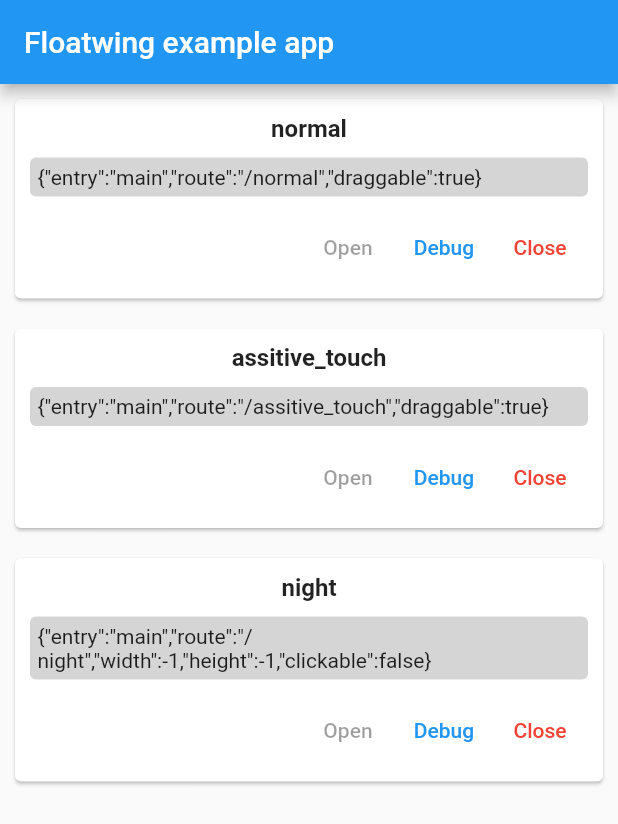
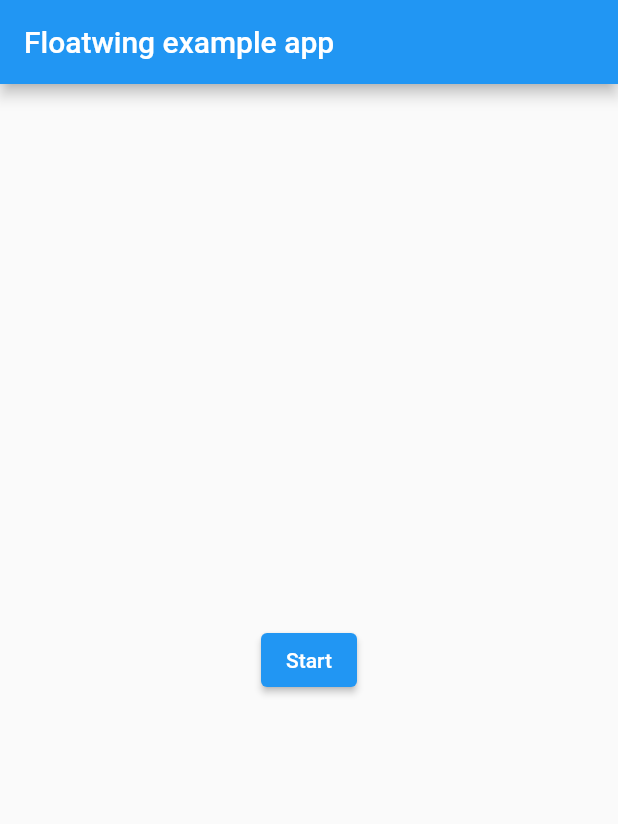
Before and after one commit to jiusanzhou/flutter_floatwing, a Flutter app: the screen it shows after launch, on a phone screen of 412 x 824 dp. Shown: the top 824 px of the screen. Run offline on Flutter 3.47's test engine with Material 2 defaults, Android fonts, the phone set to English and light mode, and no system bars.

Commit message:
hotfix: fix example permission miss

```diff
--- a/example/lib/main.dart
+++ b/example/lib/main.dart
@@ -96,16 +96,40 @@ class _HomePageState extends State<HomePage> {
 
     widget.configs.forEach((c) => _windows.add(c.to()));
 
-    initSyncState();
+    FloatwingPlugin().initialize();
+
+    initAsyncState();
   }
 
   List<Window> _windows = [];
 
   Map<Window, bool> _readys = {};
 
-  initSyncState() async {
-    await FloatwingPlugin().initialize();
+  bool _ready = false;
 
+  initAsyncState() async {
+    var p1 = await FloatwingPlugin().checkPermission();
+    var p2 = await FloatwingPlugin().isServiceRunning();
+
+    // get permission first
+    if (!p1) {
+      FloatwingPlugin().openPermissionSetting();
+      return;
+    }
+
+    // start service
+    if (!p2) {
+      FloatwingPlugin().startService();
+    }
+
+    _createWindows();
+
+    setState(() {
+      _ready = true;
+    });
+  }
+
+  _createWindows() async {
     await FloatwingPlugin().isServiceRunning().then((v) async {
       if (!v)
         await FloatwingPlugin().startService().then((_) {
@@ -133,9 +157,17 @@ class _HomePageState extends State<HomePage> {
       appBar: AppBar(
         title: const Text('Floatwing example app'),
       ),
-      body: ListView(
-        children: _windows.map((e) => _item(e)).toList(),
-      ),
+      body: _ready
+          ? ListView(
+              children: _windows.map((e) => _item(e)).toList(),
+            )
+          : Center(
+              child: ElevatedButton(
+                  onPressed: () {
+                    initAsyncState();
+                  },
+                  child: Text("Start")),
+            ),
     );
   }
 
```
